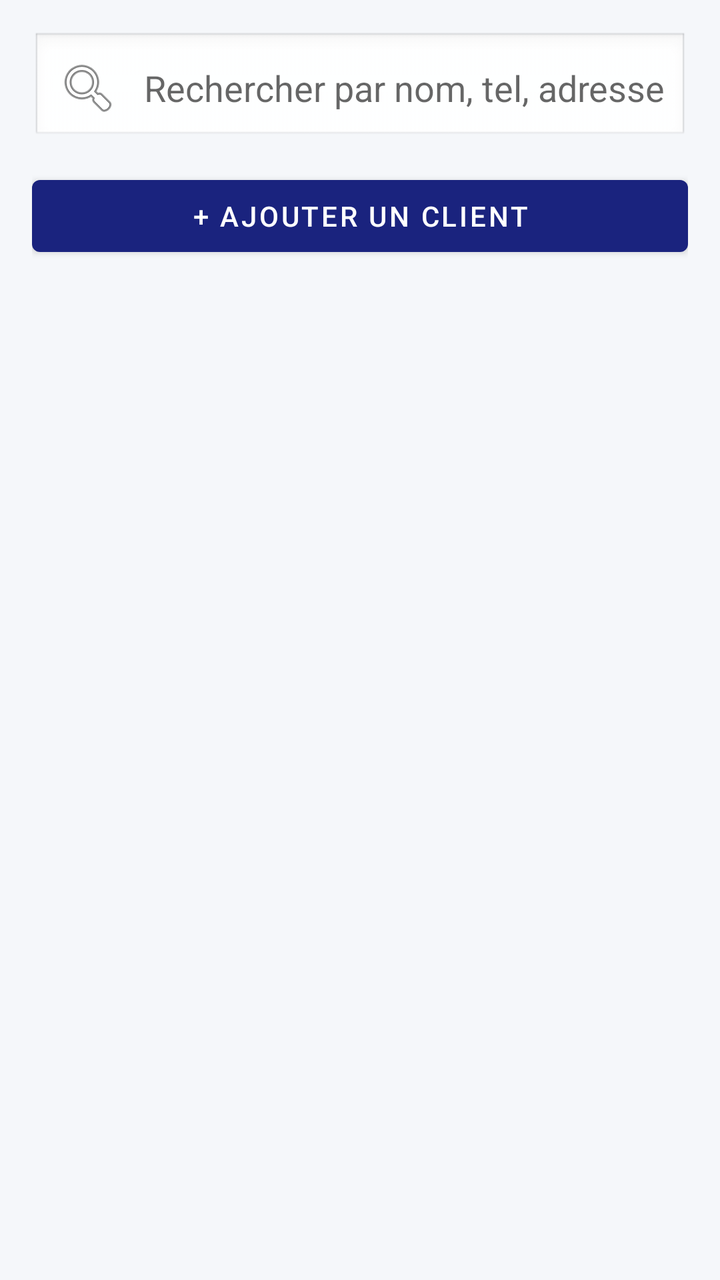
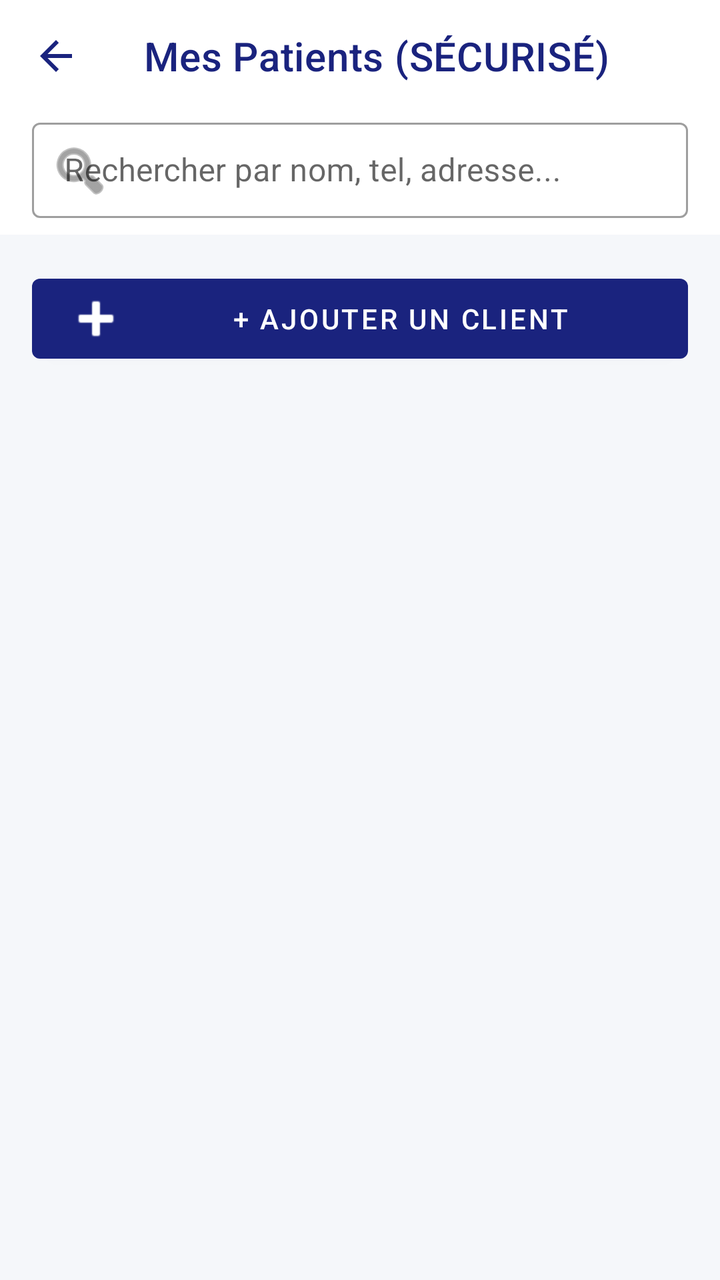

The first picture is an Android layout as it rendered before a commit; the second is the same layout after the commit. The layout source and the unified diff follow.
<!-- AndroidManifest.xml: application theme Theme.ExpertSuivi -->
<!-- res/layout/activity_clients.xml -->
<?xml version="1.0" encoding="utf-8"?>
<LinearLayout xmlns:android="http://schemas.android.com/apk/res/android"
    android:layout_width="match_parent"
    android:layout_height="match_parent"
    android:orientation="vertical"
    android:fitsSystemWindows="true"
    android:background="@color/background_light"
    android:padding="16dp">

    <EditText
        android:id="@+id/etSearchClient"
        android:layout_width="match_parent"
        android:layout_height="56dp"
        android:hint="@string/hint_search"
        android:inputType="text"
        android:background="@android:drawable/edit_text"
        android:padding="12dp"
        android:drawableStart="@android:drawable/ic_menu_search"
        android:drawablePadding="12dp"
        android:layout_marginBottom="12dp"/>

    <Button
        android:id="@+id/btnAddClient"
        android:layout_width="match_parent"
        android:layout_height="wrap_content"
        android:text="@string/btn_add_client"
        android:layout_marginBottom="16dp"
        style="@style/Widget.MaterialComponents.Button"/>

    <androidx.recyclerview.widget.RecyclerView
        android:id="@+id/rvClients"
        android:layout_width="match_parent"
        android:layout_height="0dp"
        android:layout_weight="1"
        android:scrollbars="vertical"
        android:scrollbarStyle="outsideOverlay"
        android:clipToPadding="false"
        android:paddingBottom="24dp"/>

</LinearLayout>
<!-- resources referenced by this layout -->
<resources>
  <color name="background_light">#F5F7FA</color>
  <string name="btn_add_client">+ Ajouter un client</string>
  <string name="hint_search">Rechercher par nom, tel, adresse...</string>
  <style name="Theme.ExpertSuivi" parent="Theme.MaterialComponents.DayNight.DarkActionBar">
          <item name="colorPrimary">@color/brand_primary</item>
          <item name="colorPrimaryVariant">@color/brand_secondary</item>
          <item name="colorOnPrimary">@color/white</item>
          <item name="colorSecondary">@color/brand_accent</item>
          <item name="android:statusBarColor">?attr/colorPrimaryVariant</item>
      </style>
  <color name="brand_primary">#1A237E</color>
  <color name="brand_secondary">#0D47A1</color>
  <color name="white">#FFFFFF</color>
  <color name="brand_accent">#FFAB40</color>
</resources>

<!-- the commit's change to res/layout/activity_clients.xml (unified diff, before → after) -->
@@ -1,40 +1,108 @@
 <?xml version="1.0" encoding="utf-8"?>
-<LinearLayout xmlns:android="http://schemas.android.com/apk/res/android"
+<androidx.coordinatorlayout.widget.CoordinatorLayout xmlns:android="http://schemas.android.com/apk/res/android"
+    xmlns:app="http://schemas.android.com/apk/res-auto"
     android:layout_width="match_parent"
     android:layout_height="match_parent"
-    android:orientation="vertical"
     android:fitsSystemWindows="true"
-    android:background="@color/background_light"
-    android:padding="16dp">
+    android:background="@color/background_light">
 
-    <EditText
-        android:id="@+id/etSearchClient"
-        android:layout_width="match_parent"
-        android:layout_height="56dp"
-        android:hint="@string/hint_search"
-        android:inputType="text"
-        android:background="@android:drawable/edit_text"
-        android:padding="12dp"
-        android:drawableStart="@android:drawable/ic_menu_search"
-        android:drawablePadding="12dp"
-        android:layout_marginBottom="12dp"/>
-
-    <Button
-        android:id="@+id/btnAddClient"
+    <com.google.android.material.appbar.AppBarLayout
         android:layout_width="match_parent"
         android:layout_height="wrap_content"
-        android:text="@string/btn_add_client"
-        android:layout_marginBottom="16dp"
-        style="@style/Widget.MaterialComponents.Button"/>
+        android:background="@color/white"
+        app:elevation="0dp">
 
-    <androidx.recyclerview.widget.RecyclerView
-        android:id="@+id/rvClients"
+        <com.google.android.material.appbar.MaterialToolbar
+            android:id="@+id/toolbarClients"
+            android:layout_width="match_parent"
+            android:layout_height="?attr/actionBarSize"
+            app:title="@string/title_clients"
+            app:titleTextColor="@color/brand_primary"
+            app:navigationIcon="@drawable/abc_ic_ab_back_material"
+            app:navigationIconTint="@color/brand_primary" />
+
+        <LinearLayout
+            android:layout_width="match_parent"
+            android:layout_height="wrap_content"
+            android:orientation="vertical"
+            android:paddingHorizontal="16dp"
+            android:paddingBottom="8dp">
+
+            <com.google.android.material.textfield.TextInputLayout
+                android:id="@+id/tilSearch"
+                android:layout_width="match_parent"
+                android:layout_height="wrap_content"
+                app:startIconDrawable="@android:drawable/ic_menu_search"
+                app:endIconMode="clear_text"
+                style="@style/Widget.MaterialComponents.TextInputLayout.OutlinedBox.Dense">
+
+                <com.google.android.material.textfield.TextInputEditText
+                    android:id="@+id/etSearchClient"
+                    android:layout_width="match_parent"
+                    android:layout_height="wrap_content"
+                    android:hint="@string/hint_search"
+                    android:inputType="text"/>
+            </com.google.android.material.textfield.TextInputLayout>
+        </LinearLayout>
+    </com.google.android.material.appbar.AppBarLayout>
+
+    <androidx.core.widget.NestedScrollView
         android:layout_width="match_parent"
-        android:layout_height="0dp"
-        android:layout_weight="1"
-        android:scrollbars="vertical"
-        android:scrollbarStyle="outsideOverlay"
-        android:clipToPadding="false"
-        android:paddingBottom="24dp"/>
+        android:layout_height="match_parent"
+        app:layout_behavior="@string/appbar_scrolling_view_behavior"
+        android:fillViewport="true">
 
-</LinearLayout>
+        <LinearLayout
+            android:layout_width="match_parent"
+            android:layout_height="wrap_content"
+            android:orientation="vertical"
+            android:padding="16dp">
+
+            <Button
+                android:id="@+id/btnAddClient"
+                android:layout_width="match_parent"
+                android:layout_height="wrap_content"
+                android:text="@string/btn_add_client"
+                android:layout_marginBottom="16dp"
+                app:icon="@android:drawable/ic_input_add"
+                style="@style/Widget.MaterialComponents.Button"/>
+
+            <FrameLayout
+                android:layout_width="match_parent"
+                android:layout_height="match_parent">
+
+                <androidx.recyclerview.widget.RecyclerView
+                    android:id="@+id/rvClients"
+                    android:layout_width="match_parent"
+                    android:layout_height="match_parent"
+                    android:nestedScrollingEnabled="false"
+                    android:clipToPadding="false"
+                    android:paddingBottom="80dp"/>
+
+                <TextView
+                    android:id="@+id/tvEmptyState"
+                    android:layout_width="wrap_content"
+                    android:layout_height="wrap_content"
+                    android:layout_gravity="center"
+                    android:layout_marginTop="100dp"
+                    android:text="Aucun patient trouvé"
+                    android:visibility="gone"
+                    android:textColor="@color/text_light"
+                    android:textSize="16sp"/>
+            </FrameLayout>
+        </LinearLayout>
+    </androidx.core.widget.NestedScrollView>
+
+    <com.google.android.material.floatingactionbutton.FloatingActionButton
+        android:id="@+id/fabAddClient"
+        android:layout_width="wrap_content"
+        android:layout_height="wrap_content"
+        android:layout_gravity="bottom|end"
+        android:layout_margin="16dp"
+        android:src="@android:drawable/ic_input_add"
+        app:tint="@color/white"
+        app:backgroundTint="@color/brand_primary"
+        android:contentDescription="Ajouter patient"
+        android:visibility="gone"/>
+
+</androidx.coordinatorlayout.widget.CoordinatorLayout>
<!-- resource entries referenced after the edit -->
@@ -3,6 +3,7 @@
   <color name="background_light">#F5F7FA</color>
   <string name="btn_add_client">+ Ajouter un client</string>
   <string name="hint_search">Rechercher par nom, tel, adresse...</string>
+  <string name="title_clients">Mes Patients (SÉCURISÉ)</string>
   <style name="Theme.ExpertSuivi" parent="Theme.MaterialComponents.DayNight.DarkActionBar">
           <item name="colorPrimary">@color/brand_primary</item>
           <item name="colorPrimaryVariant">@color/brand_secondary</item>
@@ -11,6 +12,7 @@
           <item name="android:statusBarColor">?attr/colorPrimaryVariant</item>
       </style>
   <color name="brand_primary">#1A237E</color>
+  <color name="text_light">#78909C</color>
   <color name="brand_secondary">#0D47A1</color>
   <color name="white">#FFFFFF</color>
   <color name="brand_accent">#FFAB40</color>
